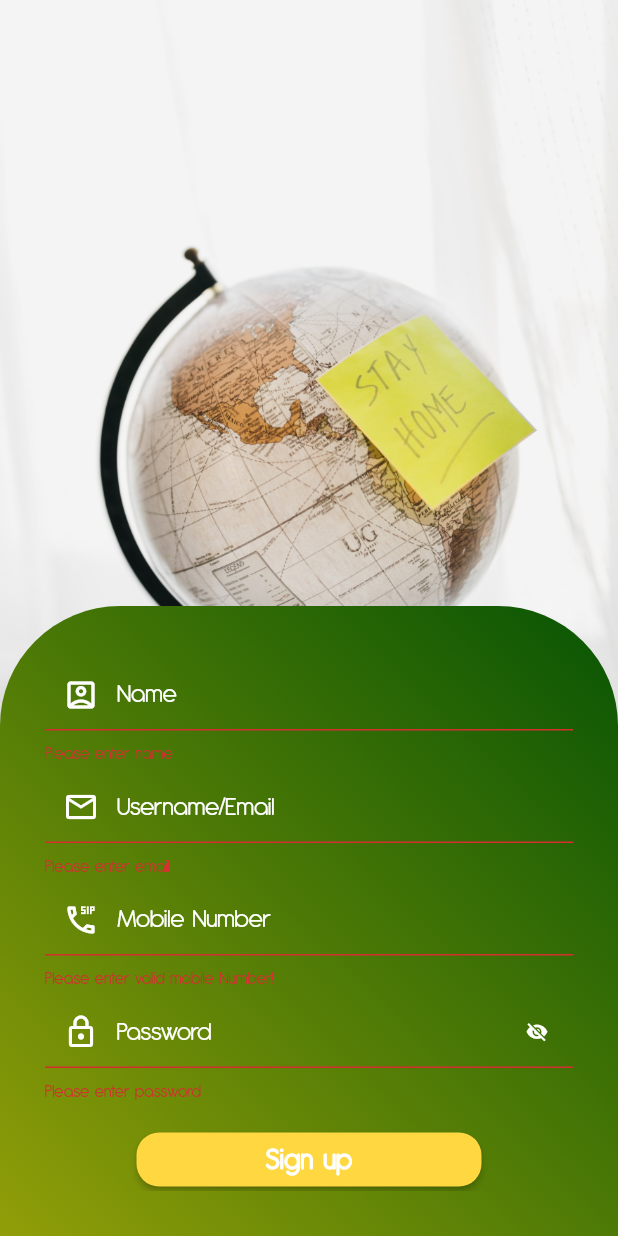
After one commit to Mobile-health-28/COVID-19-selt-test, a Flutter app: the Signup screen opened directly, after a tap on "Sign up", on a phone screen of 412 x 824 dp. The commit adds this screen. Run offline on Flutter 3.47's test engine with Material 2 defaults, Android fonts, the phone set to English and light mode, and no system bars; our stand-ins replace carousel_slider; statements that could not run were skipped.

Commit message:
teskovid commit for sign up

```diff
--- a/lib/main.dart
+++ b/lib/main.dart
@@ -1,6 +1,6 @@
 import 'package:flutter/material.dart';
 import 'package:teskovid/screens/get_started.dart';
-import 'package:teskovid/screens/main_entry.dart';
+import 'package:teskovid/screens/login_form.dart';
 
 void main() {
   runApp(MyApp());
--- a/lib/screens/get_started.dart
+++ b/lib/screens/get_started.dart
@@ -2,7 +2,7 @@ import 'package:carousel_slider/carousel_slider.dart';
 import 'package:flutter/cupertino.dart';
 import 'package:flutter/material.dart';
 import 'package:flutter/widgets.dart';
-import 'package:teskovid/screens/main_entry.dart';
+import 'package:teskovid/screens/login_form.dart';
 
 class Starter extends StatefulWidget {
   Starter({Key key, this.title}) : super(key: key);
@@ -113,38 +113,38 @@ class _StarterState extends State<Starter> {
                     ),
                   ),
                   SizedBox(height: 150,),
-                  Align(
-                    alignment: Alignment.bottomCenter,
-                    child: Container(
-                      margin: const EdgeInsets.all(4.0),
-                      padding: const EdgeInsets.all(20.0),
-                      child: new Card(
+
+                  // ================== for button ======
+                  Container(
+                    width: 200,
+                    alignment: Alignment.centerLeft,
+                    child: RaisedButton(
                       shape: RoundedRectangleBorder(
-                          borderRadius: BorderRadius.circular(30),
+                        borderRadius: BorderRadius.circular(15),
                       ),
                       color: Colors.amberAccent,
-                        child: FlatButton(
-                          // shape: ,
-                          onPressed: (){
+                      onPressed: () {
                         Navigator.of(context).push(
                             MaterialPageRoute(
-                                  builder:(context) => MainEntry(),
+                              builder:(context) => Login(),
                             )
                         );
                       },
-                          child: Text("GET STARTED",
+                      child: Container(
+                        alignment: Alignment.center,
+                        child: Text(
+                          "GET STARTED",
                           style: TextStyle(
                             fontWeight: FontWeight.bold,
-                              fontSize: 18,
-                              letterSpacing: 0.9,
-                            ),
-                          ),
-
+                            fontSize: 20,
+                            color: Colors.black,
+                            letterSpacing: 0.5,
                           ),
                         ),
                       ),
-                  )
-                ],
+                      padding: EdgeInsets.only(bottom: 5, top: 5),
+                    ),
+                  ),                ],
               ),
           ),
           ),
--- a/lib/screens/main_entry.dart
+++ b/lib/screens/login_form.dart
@@ -1,19 +1,20 @@
 import 'package:flutter/cupertino.dart';
 import 'package:flutter/material.dart';
 import 'package:flutter/widgets.dart';
+import 'package:teskovid/screens/signup_form.dart';
 
 import 'get_started.dart';
 
-class MainEntry extends StatefulWidget {
-  MainEntry({Key key, this.title}) : super(key: key);
+class Login extends StatefulWidget {
+  Login({Key key, this.title}) : super(key: key);
 
   final String title;
 
   @override
-  _MainEntryState createState() => _MainEntryState();
+  _LoginState createState() => _LoginState();
 }
 
-class _MainEntryState extends State<MainEntry> {
+class _LoginState extends State<Login> {
   final _formLoginKey = GlobalKey<FormState>();
   final TextEditingController emailControl = TextEditingController();
   final TextEditingController passwordControl = TextEditingController();
@@ -83,6 +84,9 @@ class _MainEntryState extends State<MainEntry> {
                           return validateEmail(emailControl);
                         },
                         keyboardType: TextInputType.emailAddress,
+                        style: TextStyle(
+                          color: Color(0xffFFFFFF),
+                        ),
                         decoration: new InputDecoration(
                           //icon goes here
                           prefixIcon: Icon(
@@ -120,6 +124,9 @@ class _MainEntryState extends State<MainEntry> {
                         },
                         keyboardType: TextInputType.visiblePassword,
                         obscureText: showPassword,
+                        style: TextStyle(
+                          color: Color(0xffFFFFFF),
+                        ),
                         decoration: new InputDecoration(
                           // icon: Icon(),
                           prefixIcon: Icon(
@@ -175,11 +182,12 @@ class _MainEntryState extends State<MainEntry> {
                       ),
                       SizedBox(height: 15,),
 
-                      Align(
+                      Container(
+                        width: 230,
                         alignment: Alignment.centerLeft,
                         child: RaisedButton(
                           shape: RoundedRectangleBorder(
-                            borderRadius: BorderRadius.circular(30),
+                            borderRadius: BorderRadius.circular(15),
                           ),
                           color: Colors.amberAccent,
                           onPressed: () {
@@ -226,7 +234,8 @@ class _MainEntryState extends State<MainEntry> {
                               style: TextStyle(
                                   fontWeight: FontWeight.w900,
                                   fontSize: 20,
-                                  color: Colors.black
+                                  color: Colors.white,
+                                letterSpacing: 0.5
                               ),
                             ),
                           ),
@@ -242,43 +251,52 @@ class _MainEntryState extends State<MainEntry> {
                             endIndent: 150,
                             color: Colors.white,
                             thickness: 300,
+                            height: 50,
                           ),
-                          Text("OR",
+                          Text("or",
                           style: TextStyle(
                             color: Color(0xffFFFFFF),
                             fontSize: 13
-                          ),),
-                          // Divider(
-                          //   indent: 20,
-                          //   endIndent: 10,
-                          //   color: Colors.white,
-                          //   thickness: 100,
-                          // ),
+                            ),
+                          ),
+                          Divider(
+                            indent: 150,
+                            endIndent: 20,
+                            color: Colors.white,
+                            thickness: 100,
+                          ),
                         ],
                       ),
                       ),
-                      Column(
-                        crossAxisAlignment: CrossAxisAlignment.stretch,
-                        children: [
-                          RaisedButton(
+                      Container(
+                        width: 220,
+                        alignment: Alignment.centerLeft,
+                        child: RaisedButton(
                             shape: RoundedRectangleBorder(
-                              borderRadius: BorderRadius.circular(30),
+                              borderRadius: BorderRadius.circular(15),
                             ),
-                            color: Colors.amberAccent,
+                            color: Colors.white,
                             onPressed: () {
-
+                              Navigator.of(context).push(
+                                  MaterialPageRoute(
+                                    builder:(context) => Signup(),
+                                  )
+                              );
                             },
+                            child: Container(
+                              alignment: Alignment.center,
                               child: Text(
                                   "Sign up",
                                   style: TextStyle(
                                       fontWeight: FontWeight.bold,
                                       fontSize: 20,
-                                    color: Colors.black
+                                      color: Colors.black,
+                                    letterSpacing: 0.5,
+                                  ),
                               ),
                             ),
                             padding: EdgeInsets.only(bottom: 5, top: 5),
                           ),
-                        ],
                       ),
 
 
--- /dev/null
+++ b/lib/screens/signup_form.dart
@@ -0,0 +1,399 @@
+import 'package:flutter/cupertino.dart';
+import 'package:flutter/material.dart';
+import 'package:flutter/widgets.dart';
+import 'package:teskovid/screens/login_form.dart';
+
+import 'get_started.dart';
+
+class Signup extends StatefulWidget {
+  Signup({Key key, this.title}) : super(key: key);
+
+  final String title;
+
+  @override
+  _SignupState createState() => _SignupState();
+}
+
+class _SignupState extends State<Signup> {
+  final _formLoginKey = GlobalKey<FormState>();
+  final TextEditingController emailControl = TextEditingController();
+  final TextEditingController passwordControl = TextEditingController();
+  final TextEditingController nameControl = TextEditingController();
+  final TextEditingController mobileNumberControl = TextEditingController();
+
+
+  bool showPassword = true;
+  bool isloading = false;
+
+
+  @override
+  Widget build(BuildContext context) {
+    return Scaffold(
+      body: Container(
+          decoration: BoxDecoration(
+            image: DecorationImage(
+              image: AssetImage(
+                  "assets/images/globeImage.png"
+              ),
+              alignment: Alignment.topCenter,
+              fit: BoxFit.fitWidth
+            ),
+              gradient: LinearGradient(
+                  begin: Alignment.topRight,
+                  end: Alignment.bottomLeft,
+                  colors: [Color(0xff075404), Color(0xff919E08)]
+              )
+          ),
+          child: Align(
+                 alignment: Alignment.bottomCenter,
+                   child: _signupFormField()
+               )
+        ),
+    );
+  }
+
+
+  Widget _signupFormField() {
+    return Container(
+        width: 600,
+        height: 420,
+        padding: EdgeInsets.all(30),
+        decoration: BoxDecoration(
+            gradient: LinearGradient(
+                begin: Alignment.topRight,
+                end: Alignment.bottomLeft,
+                colors: [Color(0xff075404), Color(0xff919E08)]
+            ),
+            borderRadius: BorderRadius.only(
+                topLeft: Radius.circular(80.0),
+                topRight: Radius.circular(80.0)
+            )
+        ),
+        child: ListView(
+          children: [
+            Form(
+                key: _formLoginKey,
+                child: SizedBox(
+                    width: 344,
+                    child: Column(
+                      children: [
+                        SizedBox(height: 5,),
+                        /*======================================*/
+                        // User name input
+                        TextFormField(
+                          controller: nameControl,
+                          validator: (nameControl) {
+                            if (nameControl.isEmpty) {
+                              return 'Please enter name';
+                            }
+                            return null;
+                          },
+                          keyboardType: TextInputType.name,
+                          style: TextStyle(
+                            color: Color(0xffFFFFFF),
+                          ),
+                          decoration: new InputDecoration(
+                            //icon goes here
+                            prefixIcon: Icon(
+                              Icons.account_box_outlined,
+                              color: Color(0xffFFFFFF),
+                            ),
+                            contentPadding: EdgeInsets.zero,
+                            labelText: "Name",
+                            hintText: "(eg. Joe Ernest)",
+                            hintStyle: TextStyle(
+                              color: Colors.lime,
+                              fontWeight: FontWeight.normal,
+                              fontSize: 14,
+                            ),
+                            labelStyle: TextStyle(
+                                color: Color(0xffFFFFFF),
+                                fontSize: 18,
+                                fontWeight: FontWeight.normal
+                            ),
+
+                          ),
+                        ),
+                        SizedBox(height: 5,),
+                        /*======================================*/
+
+                        /// Email input form
+                        TextFormField(
+                          controller: emailControl,
+                          validator: (emailControl) {
+                            if (emailControl.isEmpty) {
+                              return 'Please enter email';
+                            }
+                            return validateEmail(emailControl);
+                          },
+                          keyboardType: TextInputType.emailAddress,
+                          style: TextStyle(
+                            color: Color(0xffFFFFFF),
+                          ),
+                          decoration: new InputDecoration(
+                            //icon goes here
+                            prefixIcon: Icon(
+                                Icons.email_outlined,
+                                color: Color(0xffFFFFFF),
+                              ),
+                            contentPadding: EdgeInsets.zero,
+                            labelText: "Username/Email",
+                            hintText: "(eg. joe@work.com)",
+                            hintStyle: TextStyle(
+                              color: Colors.lime,
+                              fontWeight: FontWeight.normal,
+                              fontSize: 14,
+                            ),
+                            labelStyle: TextStyle(
+                              color: Color(0xffFFFFFF),
+                                fontSize: 18,
+                                fontWeight: FontWeight.normal
+                            ),
+
+                          ),
+                        ),
+                        SizedBox(height: 5,),
+
+                        /*======================================*/
+                        // User mobile number input
+                        TextFormField(
+                          controller: mobileNumberControl,
+                          validator: (mobileNumberControl) {
+                            if (mobileNumberControl.isEmpty) {
+                              return 'Please enter valid mobile Number!';
+                            }
+                            return null;
+                          },
+                          keyboardType: TextInputType.phone,
+                          style: TextStyle(
+                            color: Color(0xffFFFFFF),
+                          ),
+                          decoration: new InputDecoration(
+                            //icon goes here
+                            prefixIcon: Icon(
+                              Icons.dialer_sip_outlined,
+                              color: Color(0xffFFFFFF),
+                            ),
+                            contentPadding: EdgeInsets.zero,
+                            labelText: "Mobile Number",
+                            hintText: "(eg. +223-812-345-0987)",
+                            hintStyle: TextStyle(
+                              color: Colors.lime,
+                              fontWeight: FontWeight.normal,
+                              fontSize: 14,
+                            ),
+                            labelStyle: TextStyle(
+                                color: Color(0xffFFFFFF),
+                                fontSize: 18,
+                                fontWeight: FontWeight.normal
+                            ),
+
+                          ),
+                        ),
+                        SizedBox(height: 5,),
+
+                        /*======================================*/
+
+                        /// Password input form
+                        TextFormField(
+                          controller: passwordControl,
+                          validator: (passwordControl) {
+                            if (passwordControl.isEmpty) {
+                              return 'Please enter password';
+                            }
+                            return validatePassword(passwordControl);
+                          },
+                          keyboardType: TextInputType.visiblePassword,
+                          obscureText: showPassword,
+                          style: TextStyle(
+                            color: Color(0xffFFFFFF),
+                          ),
+                          decoration: new InputDecoration(
+                            // icon: Icon(),
+                            prefixIcon: Icon(
+                              Icons.lock_outlined,
+                              color: Color(0xffFFFFFF),
+                            ),
+                            contentPadding: EdgeInsets.zero,
+                            labelText: "Password",
+                            labelStyle: TextStyle(
+                              color: Color(0xffFFFFFF),
+                                fontSize: 18,
+                                fontWeight: FontWeight.normal),
+                            suffixIcon: IconButton(
+                              onPressed: () {
+                                setState(() {
+                                  showPassword = !showPassword;
+                                });
+                              },
+                              icon: Icon(
+                                showPassword ? Icons.visibility_off : Icons.visibility,
+                                size: 15,
+                                color: Color(0xffFFFFFF),
+
+                              ),
+                            ),
+                          ),
+                        ),
+
+                        SizedBox(height: 15,),
+
+                        Container(
+                          width: 230,
+                          alignment: Alignment.centerLeft,
+                          child: RaisedButton(
+                            shape: RoundedRectangleBorder(
+                              borderRadius: BorderRadius.circular(15),
+                            ),
+                            color: Colors.amberAccent,
+                            onPressed: () {
+                              final form = _formLoginKey.currentState;
+                              if (form.validate()) {
+                                form.save();
+
+                                setState(() {
+                                  // registeredUser = UserService.loginUser(
+                                  //    email: emailControl.text,
+                                  //    password: passwordControl.text,
+                                  // );
+                                });
+                                //   showDialog(
+                                //       context: context,
+                                //       builder: (_) => AlertDialog(title: _success()),
+                                //       // barrierColor: Colors.white,
+                                //       useRootNavigator: true,
+                                // );
+                              }
+
+                              // }
+                              else {
+                                return showDialog(
+                                  context: context,
+                                  builder: (_) =>
+                                      AlertDialog(
+                                        title: Text("Invalid format"),
+                                      ),
+                                );
+                              }
+                              // if(!isloading){
+                              //     Navigator.of(context).push(
+                              //         MaterialPageRoute(
+                              //            builder: (context) => Dashboard(),
+                              //         )
+                              //     );
+                              // }
+                            },
+                            child: Container(
+                              alignment: Alignment.center,
+                              child: Text(
+                                "Sign up",
+                                style: TextStyle(
+                                    fontWeight: FontWeight.w900,
+                                    fontSize: 20,
+                                    color: Colors.white,
+                                  letterSpacing: 0.5
+                                ),
+                              ),
+                            ),
+                          ),
+                        ),
+
+                        SizedBox(
+                          height: 30,
+                        child: Row(
+                          children: [
+                            Divider(
+                              indent: 20,
+                              endIndent: 150,
+                              color: Colors.white,
+                              thickness: 300,
+                              height: 50,
+                            ),
+                            Text("or",
+                            style: TextStyle(
+                              color: Color(0xffFFFFFF),
+                              fontSize: 13
+                              ),
+                            ),
+                            Divider(
+                              indent: 150,
+                              endIndent: 20,
+                              color: Colors.white,
+                              thickness: 100,
+                            ),
+                          ],
+                        ),
+                        ),
+                        Container(
+                          width: 220,
+                          alignment: Alignment.centerLeft,
+                          child: RaisedButton(
+                              shape: RoundedRectangleBorder(
+                                borderRadius: BorderRadius.circular(15),
+                              ),
+                              color: Colors.white,
+                              onPressed: () {
+                                Navigator.of(context).push(
+                                    MaterialPageRoute(
+                                      builder:(context) => Login(),
+                                    )
+                                );
+                              },
+                              child: Container(
+                                alignment: Alignment.center,
+                                child: Text(
+                                    "Log in",
+                                    style: TextStyle(
+                                        fontWeight: FontWeight.bold,
+                                        fontSize: 20,
+                                        color: Colors.black,
+                                      letterSpacing: 0.5,
+                                    ),
+                                ),
+                              ),
+                              padding: EdgeInsets.only(bottom: 5, top: 5),
+                            ),
+                        ),
+
+
+                      ],
+                    )
+                )
+            ),
+          ]
+        ),
+    );
+  }
+}
+
+
+
+String validateEmail(String value) {
+  if (value.isEmpty) {
+    // The form is empty
+    return "Enter email address";
+  }
+  // This is just a regular expression for email addresses
+  String p = "[a-zA-Z0-9\+\.\_\%\-\+]{1,256}" +
+      "\\@" +
+      "[a-zA-Z0-9][a-zA-Z0-9\\-]{0,64}" +
+      "(" +
+      "\\." +
+      "[a-zA-Z0-9][a-zA-Z0-9\\-]{0,25}" +
+      ")+";
+  RegExp regExp = new RegExp(p);
+
+  if (regExp.hasMatch(value)) {
+    // So, the email is valid
+    return null;
+  }
+  // The pattern of the email didn't match the regex above.
+  return 'Email is not valid';
+}
+
+String validatePassword(String value) {
+  if (value.isEmpty) {
+    return "Enter correct password";
+  }
+  return null;
+}
```
Lines whose indentation alone changed are shown as unchanged.
